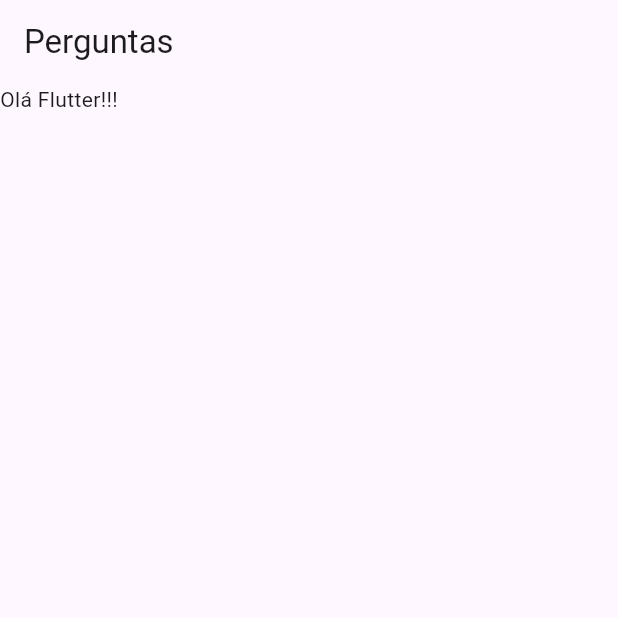
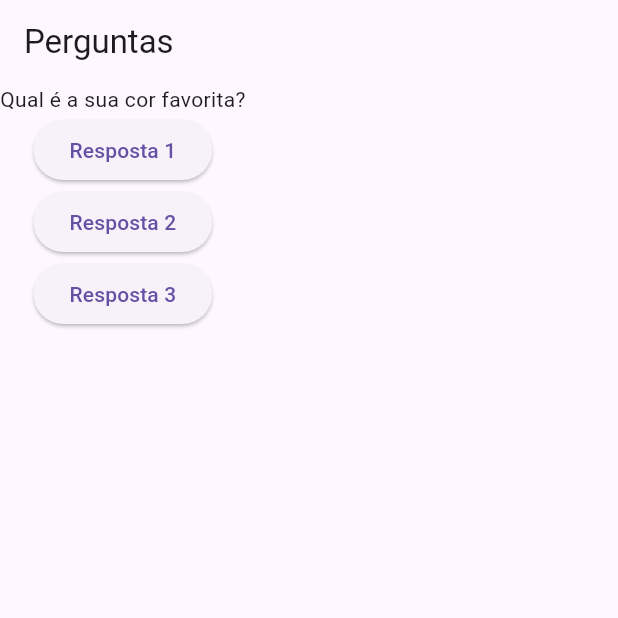
Before and after one commit to AlexandreFel1pe/curso_flutter, a Flutter app: the screen it shows after launch, on a phone screen of 412 x 824 dp, the top half of it. Run offline on Flutter 3.47's test engine with Material 3 defaults, Android fonts, the phone set to English and light mode, and no system bars.

Commit message:
Add ElevatedButton

```diff
--- a/projeto_perguntas/lib/main.dart
+++ b/projeto_perguntas/lib/main.dart
@@ -3,14 +3,41 @@
 main() => runApp(PerguntaApp());
 
 class PerguntaApp extends StatelessWidget {
+  void responder() {
+    print('Pergunta respondida.');
+  }
+
   @override
   Widget build(BuildContext context) {
+    final List<String> perguntas = [
+      'Qual é a sua cor favorita?',
+      'Qual é o seu animal favorito?'
+    ];
+
     return MaterialApp(
       home: Scaffold(
         appBar: AppBar(
           title: Text('Perguntas'),
         ),
-        body: Text('Olá Flutter!!!'),
+        body: Column(
+          children: [
+            Text(perguntas[0]),
+            ElevatedButton(
+              onPressed: responder,
+              child: Text('Resposta 1'),
+            ),
+            ElevatedButton(
+              onPressed: () {
+                print('Resposta 2 foi selecionada.');
+              },
+              child: Text('Resposta 2'),
+            ),
+            ElevatedButton(
+              onPressed: () => print('Resposta 3!!!'),
+              child: Text('Resposta 3'),
+            ),
+          ],
+        ),
       ),
     );
   }
```
